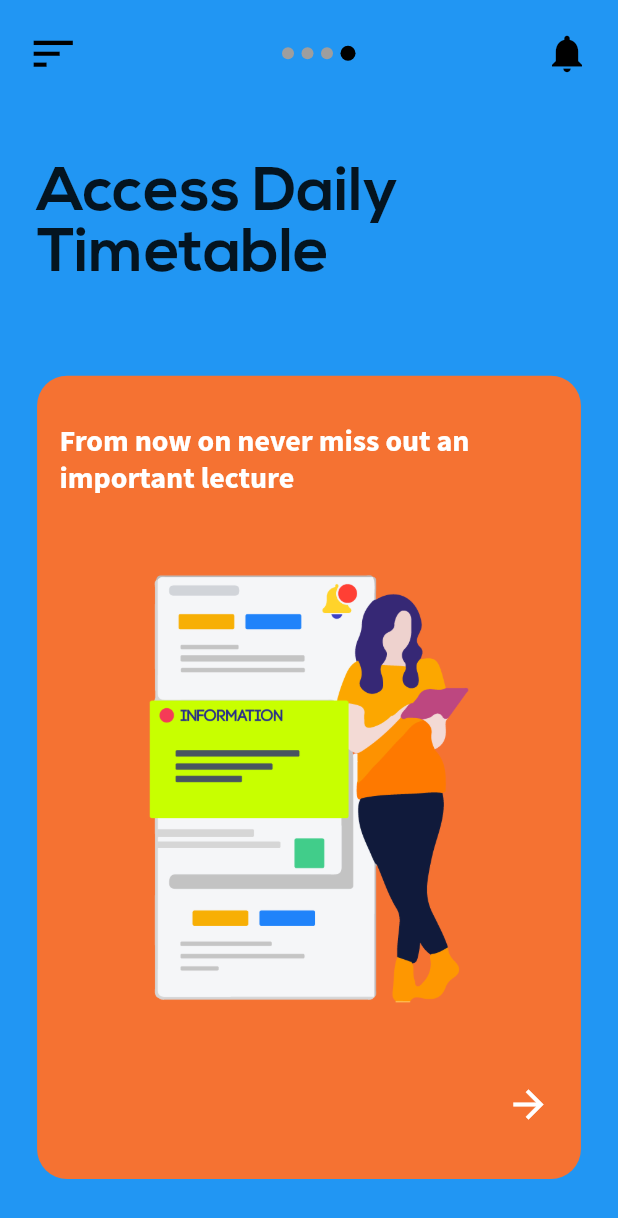
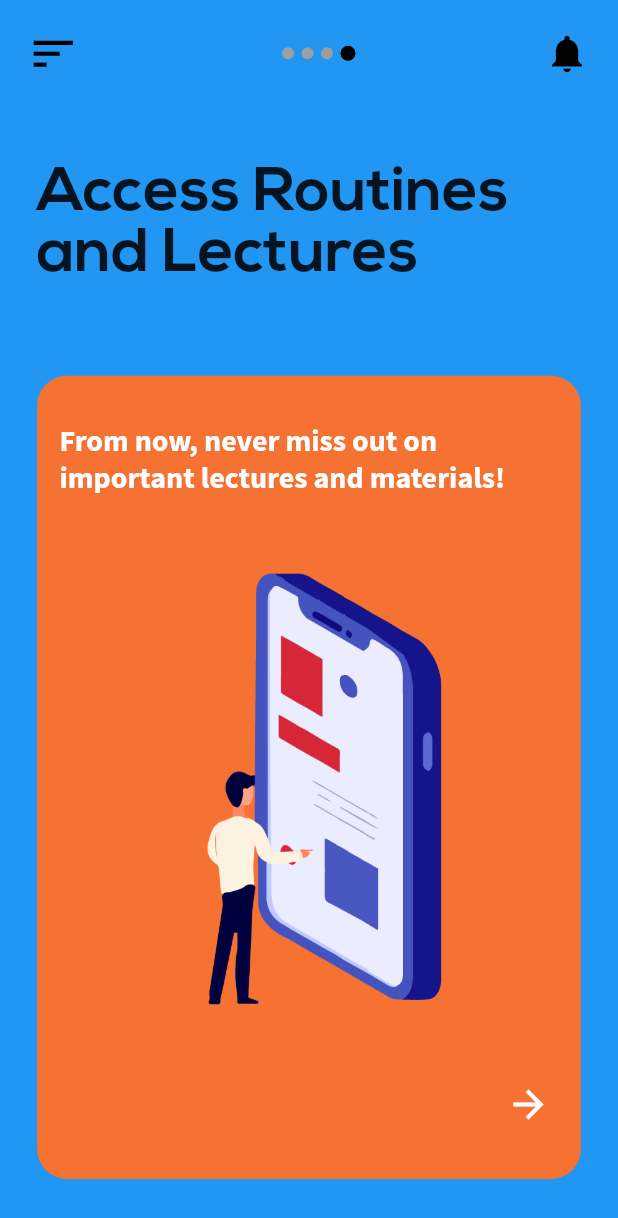
Before and after one commit to sswastik02/GLUG_APP, a Flutter app: the FirstScreen screen opened directly, swiped to page 4, on a phone screen of 412 x 824 dp. Shown: the top 1218 px of the screen. Run offline on Flutter 3.47's test engine with Material 2 defaults, Android fonts, the light colour scheme and no system bars; our stand-ins replace cached_network_image, carousel_slider, cloud_firestore, connectivity, date_format, dio and 13 more; missing offline and left inert: dynamic_themes, flare_loading, flutter_inappwebview, flutter_pdfview; accounts and stored records are empty.

```diff
--- a/lib/screens/first_screen.dart
+++ b/lib/screens/first_screen.dart
@@ -38,9 +38,9 @@ class _FirstScreenState extends State<FirstScreen> {
       "route": NoticeScreen(),
     },
     {
-      "title": "Access Daily\nTimetable",
-      "body": "From now on never miss out an important lecture",
-      "image": "images/noticeArtboard.png",
+      "title": "Access Routines\nand Lectures",
+      "body": "From now, never miss out on important lectures and materials!",
+      "image": "images/eventArtboard.png",
       "color": Color(0xFFF57232),
       "route": Sections(),
     },
```
